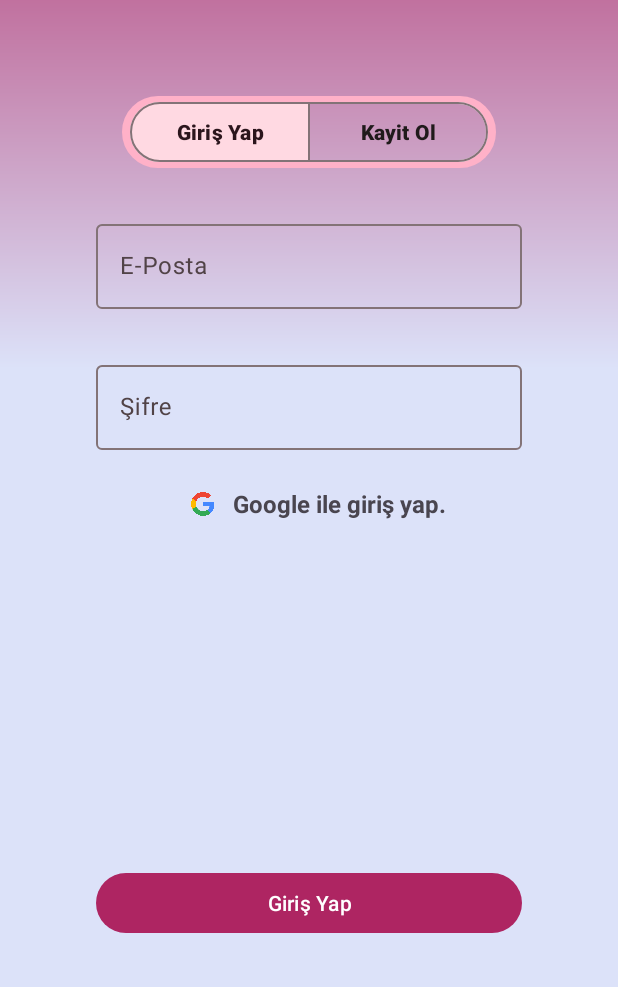
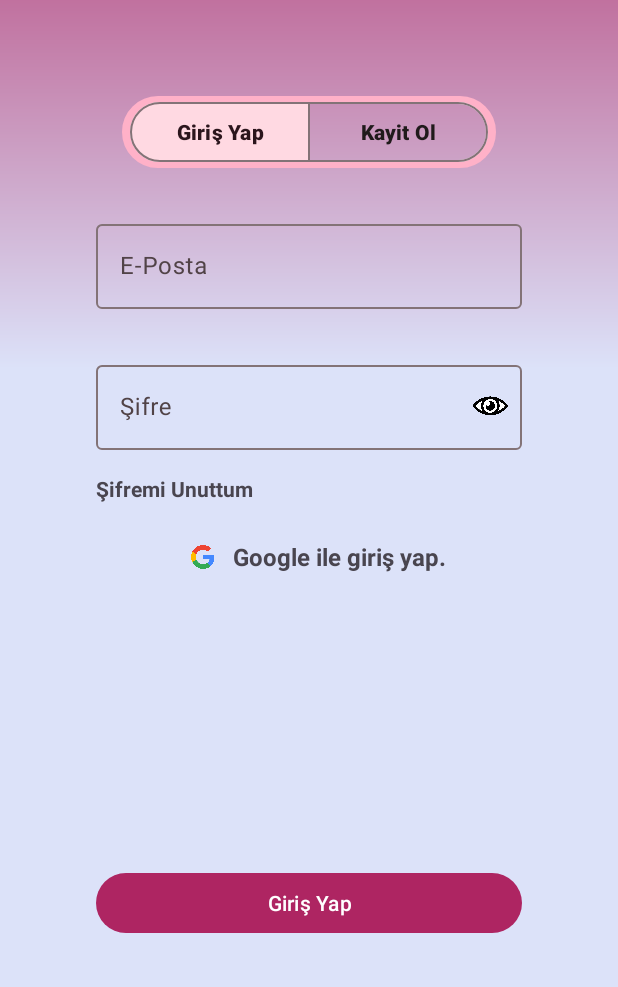
Before and after one commit to muratalarcin/MealExpressApp, an Android app: the screen it shows after launch (MainActivity), on a phone screen of 412 x 824 dp, the part 249-1236 px from its top. Run offline under Robolectric (Android 15) with nearby library versions, the phone set to English and light mode, and no system bars; our stand-ins replace Dagger/Hilt's generated code, Firebase (no records; nobody signed in at launch, a user with empty details on screens opened directly), navigation-ui.

Commit message:
sifremi unuttum page

```diff
--- a/app/src/main/res/layout/fragment_giris_yap.xml
+++ b/app/src/main/res/layout/fragment_giris_yap.xml
@@ -97,7 +97,7 @@
         app:layout_constraintEnd_toEndOf="parent"
         app:layout_constraintHorizontal_bias="0.5"
         app:layout_constraintStart_toStartOf="parent"
-        app:layout_constraintTop_toBottomOf="@+id/textInputLayoutSifre">
+        app:layout_constraintTop_toBottomOf="@+id/twSifremiUnuttum">
 
         <ImageView
             android:id="@+id/imageViewGoogle"
@@ -130,4 +130,26 @@
         app:layout_constraintHorizontal_bias="0.5"
         app:layout_constraintStart_toStartOf="parent" />
 
+    <TextView
+        android:id="@+id/twSifremiUnuttum"
+        android:layout_width="wrap_content"
+        android:layout_height="wrap_content"
+        android:layout_marginStart="64dp"
+        android:layout_marginTop="16dp"
+        android:text="Şifremi Unuttum"
+        android:textStyle="bold"
+        app:layout_constraintStart_toStartOf="parent"
+        app:layout_constraintTop_toBottomOf="@+id/textInputLayoutSifre" />
+
+    <ImageView
+        android:id="@+id/imageViewGoz"
+        android:layout_width="30dp"
+        android:layout_height="30dp"
+        android:layout_marginStart="240dp"
+        android:layout_marginTop="422dp"
+        android:src="@drawable/eye"
+        app:layout_constraintEnd_toEndOf="parent"
+        app:layout_constraintStart_toStartOf="parent"
+        app:layout_constraintTop_toTopOf="parent" />
+
 </androidx.constraintlayout.widget.ConstraintLayout>
--- a/app/src/main/res/navigation/nav_graph.xml
+++ b/app/src/main/res/navigation/nav_graph.xml
@@ -51,6 +51,9 @@
         <action
             android:id="@+id/giristenAnasayfaya"
             app:destination="@id/anasayfaFragment" />
+        <action
+            android:id="@+id/giristenSifreye"
+            app:destination="@id/sifreUnuttumFragment" />
     </fragment>
     <fragment
         android:id="@+id/kayitOlFragment"
@@ -83,4 +86,16 @@
             android:id="@+id/acilis"
             app:destination="@id/girisYapFragment" />
     </fragment>
+    <fragment
+        android:id="@+id/sifreUnuttumFragment"
+        android:name="com.muratalarcin.mealexpress.ui.fragment.login.SifreUnuttumFragment"
+        android:label="fragment_sifre_unuttum"
+        tools:layout="@layout/fragment_sifre_unuttum" >
+        <action
+            android:id="@+id/sifredenKayita"
+            app:destination="@id/kayitOlFragment" />
+        <action
+            android:id="@+id/sifredenGirise"
+            app:destination="@id/girisYapFragment" />
+    </fragment>
 </navigation>
```
Also changed, not shown: app/src/main/java/com/muratalarcin/mealexpress/ui/fragment/login/GirisYapFragment.java (+19 -0 lines), app/src/main/java/com/muratalarcin/mealexpress/ui/fragment/login/KayitOlFragment.java (+21 -0 lines), app/src/main/java/com/muratalarcin/mealexpress/ui/fragment/login/SifreUnuttumFragment.java (added, +56 -0 lines), app/src/main/res/layout/fragment_kayit_ol.xml (+22 -0 lines), app/src/main/res/layout/fragment_sifre_unuttum.xml (added, +86 -0 lines), app/src/main/res/drawable/eye.png (added).
